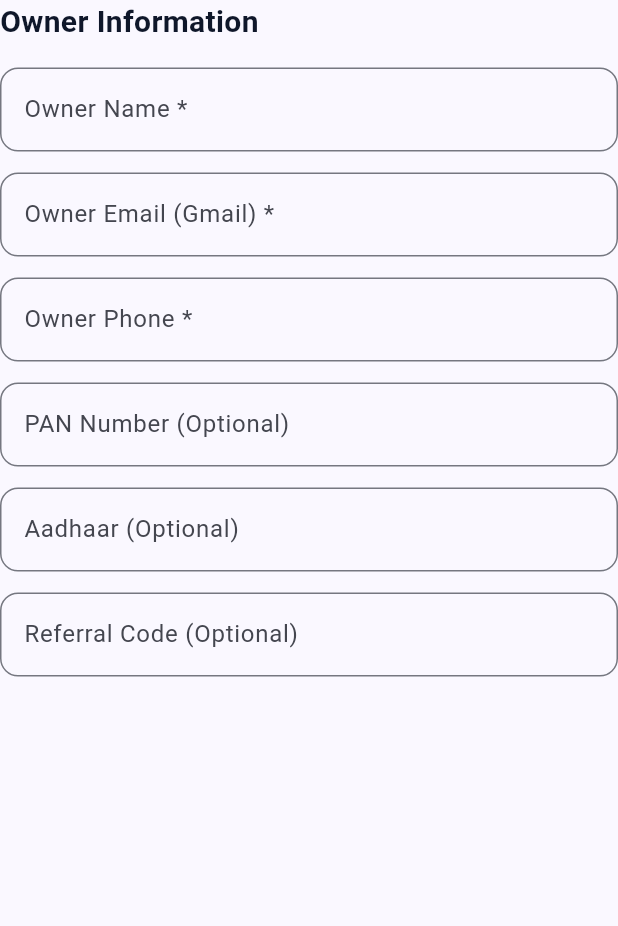
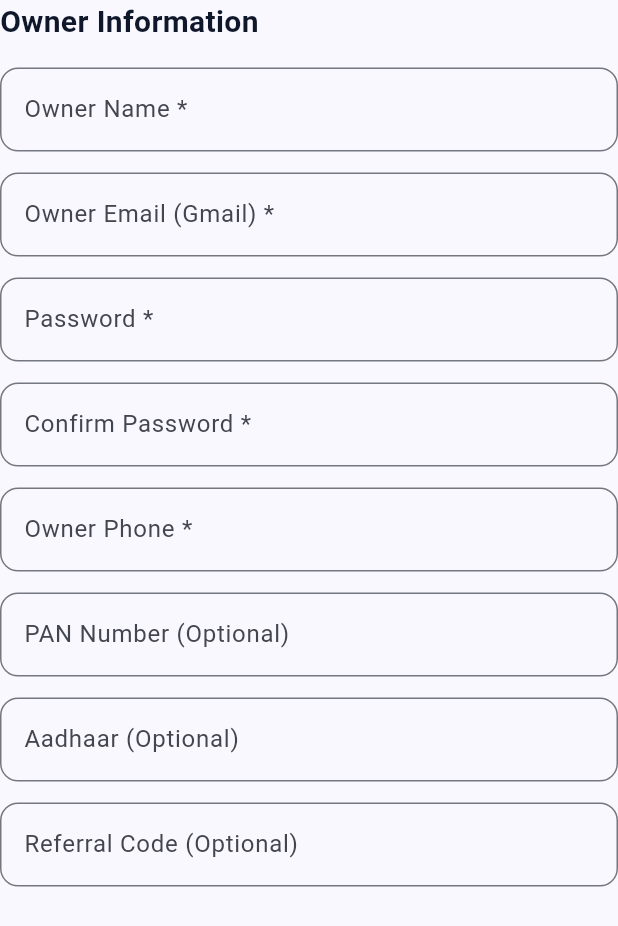
Before and after one commit to sansan69/qcut-flutter, a Flutter app: the _OwnerStep widget shown alone on an empty page, opened directly with empty values, on a phone screen of 412 x 824 dp. Shown: the top 926 px of the screen. Run offline on Flutter 3.47's test engine with Material 3 defaults, Android fonts, the phone set to English and light mode, and no system bars; our stand-ins replace cloud_firestore, firebase_auth, firebase_core, qr_flutter, share_plus; accounts and stored records are empty; Roboto replaces fonts that are missing (Poppins).

Commit message:
fix: add password field to onboarding flow

```diff
--- a/lib/models/onboarding_models.dart
+++ b/lib/models/onboarding_models.dart
@@ -40,6 +40,7 @@ class OnboardingFormData {
   String ownerEmail = '';
   String ownerPhone = '';
   String password = ''; // For Firebase Auth account creation
+  String confirmPassword = ''; // Must match password
   String aadhaarNumber = '';
   String panNumber = '';
   String referralCode = '';
--- a/lib/screens/onboarding/onboarding_screen.dart
+++ b/lib/screens/onboarding/onboarding_screen.dart
@@ -45,6 +45,8 @@ class _OnboardingScreenState extends State<OnboardingScreen> {
         if (_form.ownerName.isEmpty) _errors['ownerName'] = 'Required';
         if (!OnboardingConstants.isGmail(_form.ownerEmail)) _errors['ownerEmail'] = 'Gmail required';
         if (_form.ownerPhone.length != 10) _errors['ownerPhone'] = 'Enter 10 digits';
+        if (_form.password.length < 6) _errors['password'] = 'At least 6 characters';
+        if (_form.confirmPassword != _form.password) _errors['confirmPassword'] = 'Passwords do not match';
         break;
       case 3:
         if (!_form.termsAccepted) _errors['termsAccepted'] = 'Required';
@@ -208,6 +210,8 @@ class _OwnerStep extends StatelessWidget {
       const SizedBox(height: 16),
       _Field(label: 'Owner Name *', value: form.ownerName, onChanged: (v) => form.ownerName = v, error: errors['ownerName']),
       _Field(label: 'Owner Email (Gmail) *', value: form.ownerEmail, onChanged: (v) => form.ownerEmail = v, keyboardType: TextInputType.emailAddress, error: errors['ownerEmail']),
+      _Field(label: 'Password *', value: form.password, onChanged: (v) => form.password = v, obscureText: true, error: errors['password']),
+      _Field(label: 'Confirm Password *', value: form.confirmPassword, onChanged: (v) => form.confirmPassword = v, obscureText: true, error: errors['confirmPassword']),
       _Field(label: 'Owner Phone *', value: form.ownerPhone, onChanged: (v) => form.ownerPhone = v.replaceAll(RegExp(r'[^0-9]'), '').substring(0, min(10, v.length)), keyboardType: TextInputType.phone, error: errors['ownerPhone']),
       _Field(label: 'PAN Number (Optional)', value: form.panNumber, onChanged: (v) => form.panNumber = v.toUpperCase()),
       _Field(label: 'Aadhaar (Optional)', value: form.aadhaarNumber, onChanged: (v) => form.aadhaarNumber = v.replaceAll(RegExp(r'[^0-9]'), '').substring(0, min(12, v.length)), keyboardType: TextInputType.number),
@@ -286,7 +290,8 @@ class _Field extends StatefulWidget {
   final Function(String) onChanged;
   final TextInputType? keyboardType;
   final String? error;
-  const _Field({required this.label, required this.value, required this.onChanged, this.keyboardType, this.error});
+  final bool obscureText;
+  const _Field({required this.label, required this.value, required this.onChanged, this.keyboardType, this.error, this.obscureText = false});
 
   @override
   State<_Field> createState() => _FieldState();
@@ -312,6 +317,7 @@ class _FieldState extends State<_Field> {
         controller: _ctrl,
         onChanged: widget.onChanged,
         keyboardType: widget.keyboardType,
+        obscureText: widget.obscureText,
         decoration: InputDecoration(
           labelText: widget.label,
           errorText: widget.error,
```
Also changed, not shown: 2 other files.
